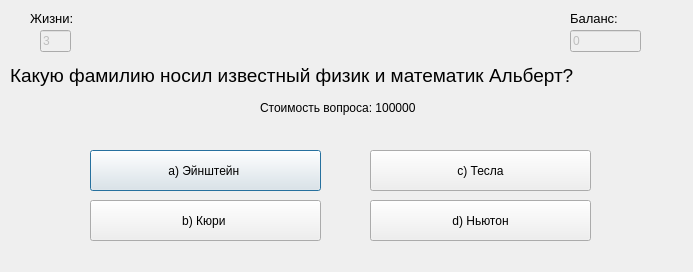
Above: ui_ui_files/questions_window_ui.ui from DelZeiT/How_to_become_a_millionaire before the change. Below: the same form after it.
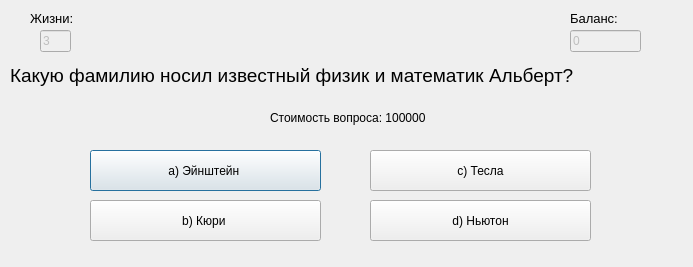
That is the form after the change.

Diff of the .ui file:
```diff
--- a/ui_ui_files/questions_window_ui.ui
+++ b/ui_ui_files/questions_window_ui.ui
@@ -7,9 +7,21 @@
     <x>0</x>
     <y>0</y>
     <width>693</width>
-    <height>272</height>
+    <height>267</height>
    </rect>
   </property>
+  <property name="minimumSize">
+   <size>
+    <width>693</width>
+    <height>267</height>
+   </size>
+  </property>
+  <property name="maximumSize">
+   <size>
+    <width>693</width>
+    <height>267</height>
+   </size>
+  </property>
   <property name="windowTitle">
    <string>Вопрос №1</string>
   </property>
@@ -122,8 +134,8 @@
   <widget class="QLabel" name="label_4">
    <property name="geometry">
     <rect>
-     <x>260</x>
-     <y>100</y>
+     <x>270</x>
+     <y>110</y>
      <width>171</width>
      <height>16</height>
     </rect>
```
